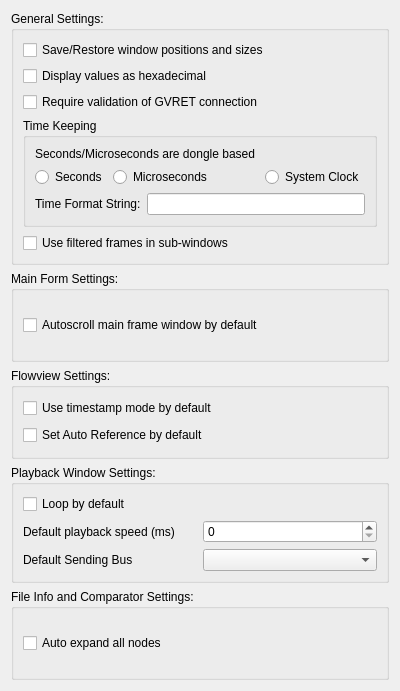
Qt form ui/mainsettingsdialog.ui (collin80/SavvyCAN) before a commit.
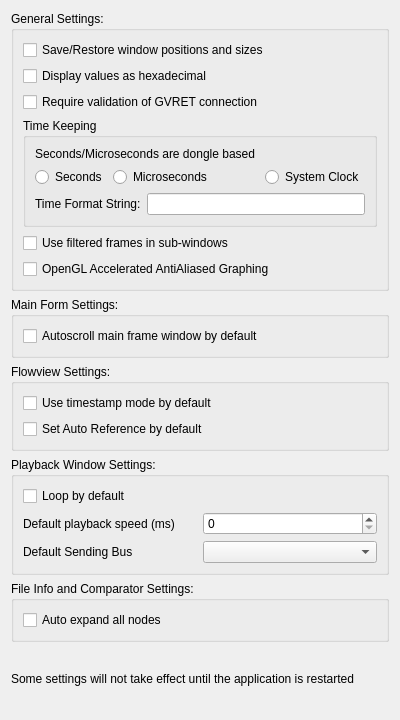
The same form after that commit.

Commit message:
Make OpenGL graphing mode a setting so you can turn it on/off, sped up realtime graphing in Graphing Window.
OpenGL mode is pretty and you'll like it if you have a good video
card. But, don't enable it if you do a lot of complex graphing and
you have a crappy built-in Intel or AMD graphics card - your
performance will suffer. Otherwise, if you have a nice card enable it
for a nice graphical boost and maybe a little more speed.

Diff of the .ui file:
```diff
--- a/ui/mainsettingsdialog.ui
+++ b/ui/mainsettingsdialog.ui
@@ -7,7 +7,7 @@
     <x>0</x>
     <y>0</y>
     <width>400</width>
-    <height>691</height>
+    <height>720</height>
    </rect>
   </property>
   <property name="windowTitle">
@@ -116,6 +116,13 @@
         </property>
        </widget>
       </item>
+      <item>
+       <widget class="QCheckBox" name="cbUseOpenGL">
+        <property name="text">
+         <string>OpenGL Accelerated AntiAliased Graphing</string>
+        </property>
+       </widget>
+      </item>
      </layout>
     </widget>
    </item>
@@ -222,6 +229,16 @@
      </layout>
     </widget>
    </item>
+   <item>
+    <widget class="QLabel" name="label_5">
+     <property name="text">
+      <string>Some settings will not take effect until the application is restarted</string>
+     </property>
+     <property name="wordWrap">
+      <bool>true</bool>
+     </property>
+    </widget>
+   </item>
   </layout>
  </widget>
  <resources/>
```
The commit also changes 3 other files.
